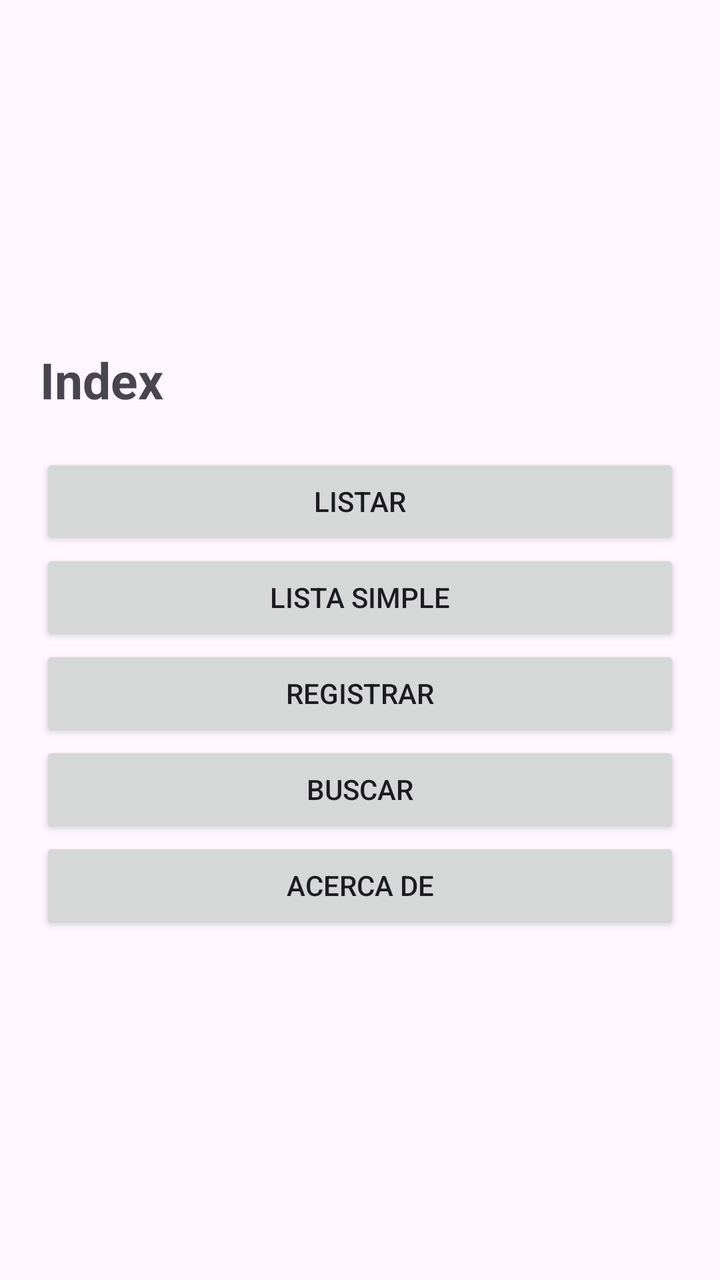
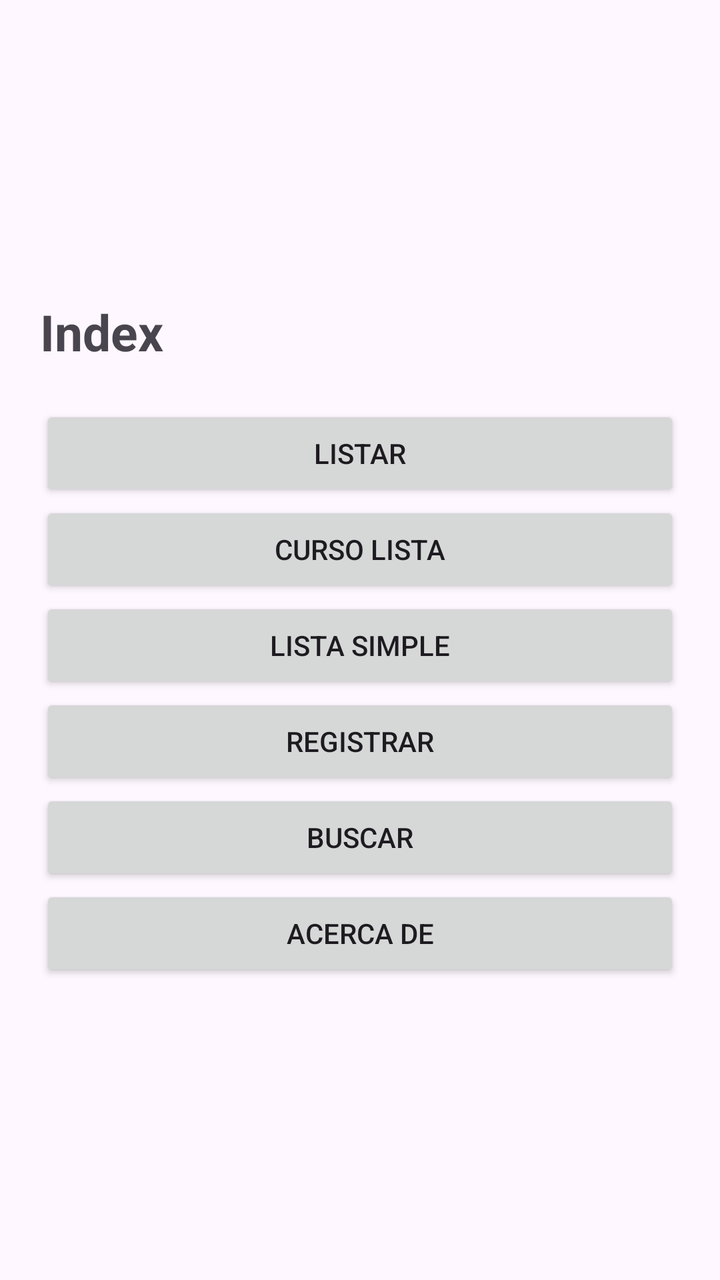

The first picture is an Android layout as it rendered before a commit; the second is the same layout after the commit. The layout source and the unified diff follow.
<!-- AndroidManifest.xml: application theme Theme.Iniciar_sesion -->
<!-- res/layout/activity_indice.xml -->
<?xml version="1.0" encoding="utf-8"?>
<LinearLayout
    xmlns:android="http://schemas.android.com/apk/res/android"
    xmlns:app="http://schemas.android.com/apk/res-auto"
    xmlns:tools="http://schemas.android.com/tools"
    android:id="@+id/main"

    android:orientation="vertical"
    android:padding="20dp"
    android:gravity="center"

    android:layout_width="match_parent"
    android:layout_height="match_parent"
    tools:context=".Indice">

    <TextView
        android:text="Index"
        android:layout_marginBottom="20dp"
        android:textSize="25dp"
        android:textAlignment="center"
        android:textStyle="bold"
        android:layout_width="match_parent"
        android:layout_height="wrap_content" />

    <Button
        android:id="@+id/btnListar"
        android:text="Listar"
        android:textAllCaps="true"
        android:layout_width="match_parent"
        android:layout_height="wrap_content"/>

    <Button
        android:id="@+id/btnListaSimple"
        android:text="Lista Simple"
        android:textAllCaps="true"
        android:layout_width="match_parent"
        android:layout_height="wrap_content"/>

    <Button
        android:id="@+id/btnRegistrar"
        android:text="Registrar"
        android:textAllCaps="true"
        android:layout_width="match_parent"
        android:layout_height="wrap_content"/>

    <Button
        android:id="@+id/btnBuscar"
        android:text="Buscar"
        android:textAllCaps="true"
        android:layout_width="match_parent"
        android:layout_height="wrap_content"/>

    <Button
        android:id="@+id/btnAcercaDe"
        android:text="Acerca De"
        android:textAllCaps="true"
        android:layout_width="match_parent"
        android:layout_height="wrap_content"/>


</LinearLayout>
<!-- resources referenced by this layout -->
<resources>
  <style name="Theme.Iniciar_sesion" parent="Base.Theme.Iniciar_sesion" />
  <style name="Base.Theme.Iniciar_sesion" parent="Theme.Material3.DayNight.NoActionBar">
          
          
      </style>
</resources>

<!-- the commit's change to res/layout/activity_indice.xml (unified diff, before → after) -->
@@ -25,6 +25,12 @@
     <Button
         android:id="@+id/btnListar"
         android:text="Listar"
+        android:textAllCaps="true"
+        android:layout_width="match_parent"
+        android:layout_height="wrap_content"/>
+    <Button
+        android:id="@+id/btnCursoLista"
+        android:text="Curso Lista"
         android:textAllCaps="true"
         android:layout_width="match_parent"
         android:layout_height="wrap_content"/>
